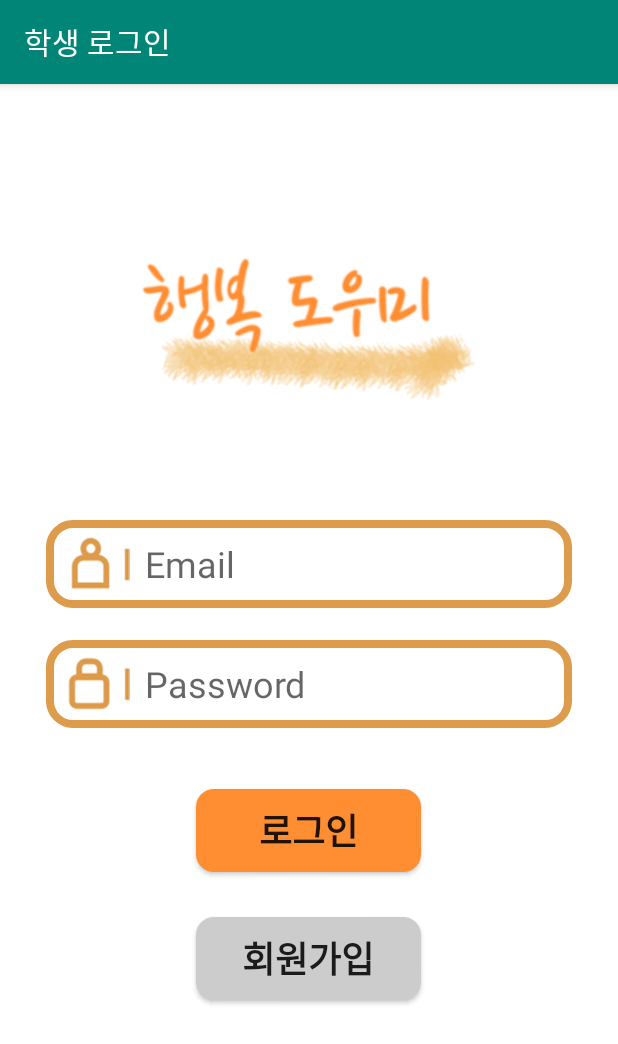
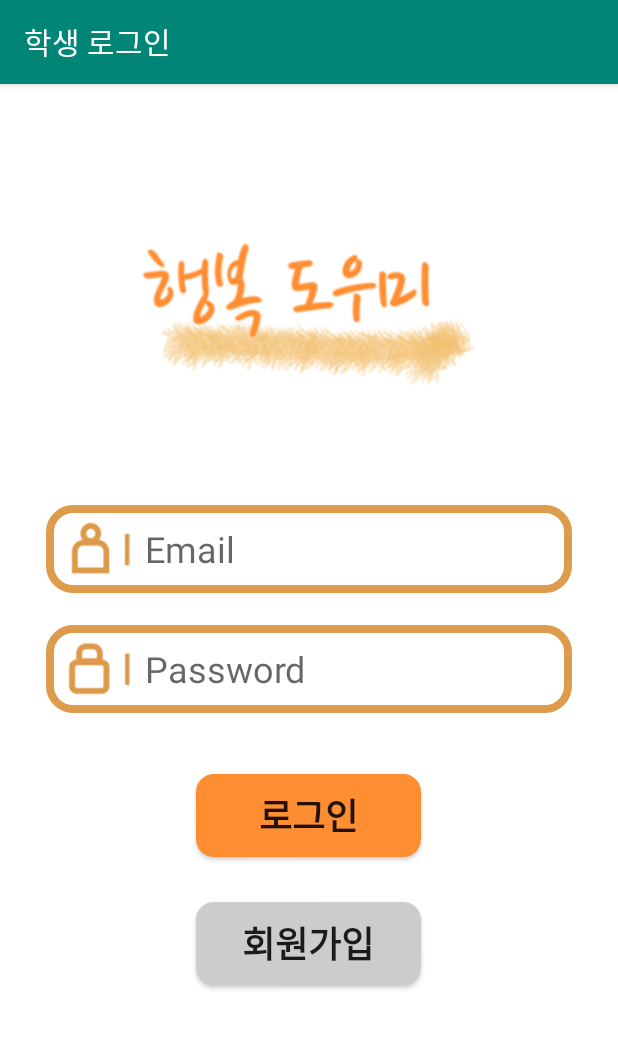
Before and after one commit to huh2514/Volunteer3, an Android app: the screen it shows after launch (StdLogin), on a phone screen of 412 x 824 dp. Shown: the top 1044 px of the screen. Run offline under Robolectric (Android 15) with nearby library versions, the phone set to English and light mode, and no system bars; 1 statement that could not run was skipped.

Commit message:
login page UI update

```diff
--- a/app/src/main/res/layout/stdlogin_layout.xml
+++ b/app/src/main/res/layout/stdlogin_layout.xml
@@ -10,7 +10,7 @@
         android:layout_width="500dp"
         android:layout_height="wrap_content"
         android:layout_gravity="center_horizontal|center_vertical"
-        android:layout_marginTop="80dp"
+        android:layout_marginTop="70dp"
         android:layout_marginBottom="50dp"
         app:srcCompat="@drawable/login_logo" />
 
```
